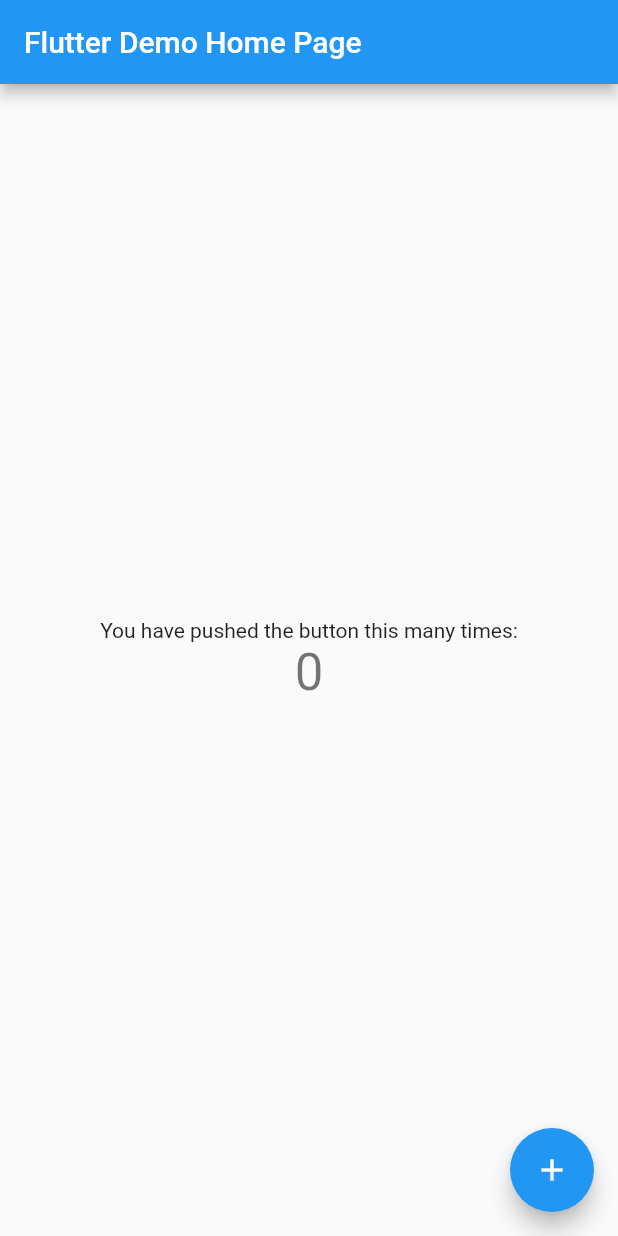
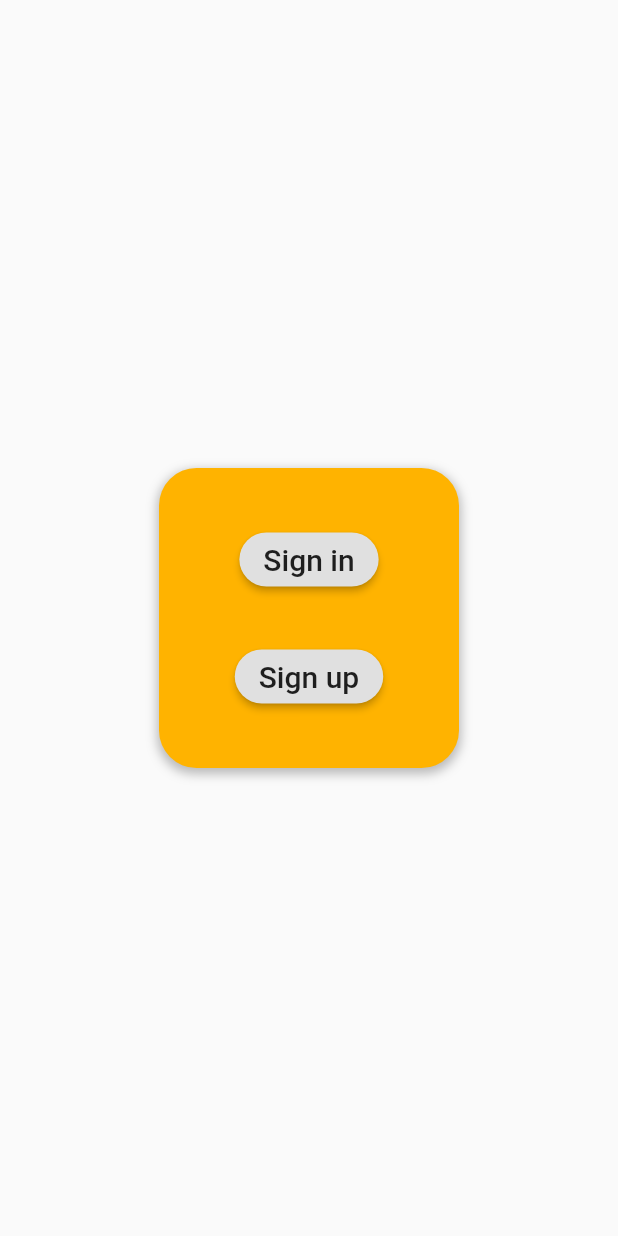
Before and after one commit to agoodstart/studyme, a Flutter app: the screen it shows after launch, on a phone screen of 412 x 824 dp. Run offline on Flutter 3.47's test engine with Material 2 defaults, Android fonts, the phone set to English and light mode, and no system bars.

```diff
--- /dev/null
+++ b/bronnen.txt
@@ -0,0 +1,7 @@
+https://github.com/cloudwebrtc
+https://pub.dev/packages/flutter_webrtc
+https://flutter.github.io/gallery/#/
+https://blog.criarsolutions.com/flutter-handling-video-calls-using-plugins-9dbd9a336bfe
+https://flutterawesome.com/
+https://flutterx.com/
+https://itsallwidgets.com/
--- a/lib/main.dart
+++ b/lib/main.dart
@@ -1,4 +1,6 @@
 import 'package:flutter/material.dart';
+// import 'package:flutter_webrtc/webrtc.dart';
+import './views/template.dart';
 
 void main() => runApp(MyApp());
 
@@ -7,105 +9,9 @@ class MyApp extends StatelessWidget {
   @override
   Widget build(BuildContext context) {
     return MaterialApp(
-      title: 'Flutter Demo',
-      theme: ThemeData(
-        // This is the theme of your application.
-        //
-        // Try running your application with "flutter run". You'll see the
-        // application has a blue toolbar. Then, without quitting the app, try
-        // changing the primarySwatch below to Colors.green and then invoke
-        // "hot reload" (press "r" in the console where you ran "flutter run",
-        // or simply save your changes to "hot reload" in a Flutter IDE).
-        // Notice that the counter didn't reset back to zero; the application
-        // is not restarted.
-        primarySwatch: Colors.blue,
-      ),
+      title: 'StudyMe',
+      theme: ThemeData(primaryColor: Colors.purple[900]),
       home: MyHomePage(title: 'Flutter Demo Home Page'),
     );
   }
 }
-
-class MyHomePage extends StatefulWidget {
-  MyHomePage({Key key, this.title}) : super(key: key);
-
-  // This widget is the home page of your application. It is stateful, meaning
-  // that it has a State object (defined below) that contains fields that affect
-  // how it looks.
-
-  // This class is the configuration for the state. It holds the values (in this
-  // case the title) provided by the parent (in this case the App widget) and
-  // used by the build method of the State. Fields in a Widget subclass are
-  // always marked "final".
-
-  final String title;
-
-  @override
-  _MyHomePageState createState() => _MyHomePageState();
-}
-
-class _MyHomePageState extends State<MyHomePage> {
-  int _counter = 0;
-
-  void _incrementCounter() {
-    setState(() {
-      // This call to setState tells the Flutter framework that something has
-      // changed in this State, which causes it to rerun the build method below
-      // so that the display can reflect the updated values. If we changed
-      // _counter without calling setState(), then the build method would not be
-      // called again, and so nothing would appear to happen.
-      _counter++;
-    });
-  }
-
-  @override
-  Widget build(BuildContext context) {
-    // This method is rerun every time setState is called, for instance as done
-    // by the _incrementCounter method above.
-    //
-    // The Flutter framework has been optimized to make rerunning build methods
-    // fast, so that you can just rebuild anything that needs updating rather
-    // than having to individually change instances of widgets.
-    return Scaffold(
-      appBar: AppBar(
-        // Here we take the value from the MyHomePage object that was created by
-        // the App.build method, and use it to set our appbar title.
-        title: Text(widget.title),
-      ),
-      body: Center(
-        // Center is a layout widget. It takes a single child and positions it
-        // in the middle of the parent.
-        child: Column(
-          // Column is also a layout widget. It takes a list of children and
-          // arranges them vertically. By default, it sizes itself to fit its
-          // children horizontally, and tries to be as tall as its parent.
-          //
-          // Invoke "debug painting" (press "p" in the console, choose the
-          // "Toggle Debug Paint" action from the Flutter Inspector in Android
-          // Studio, or the "Toggle Debug Paint" command in Visual Studio Code)
-          // to see the wireframe for each widget.
-          //
-          // Column has various properties to control how it sizes itself and
-          // how it positions its children. Here we use mainAxisAlignment to
-          // center the children vertically; the main axis here is the vertical
-          // axis because Columns are vertical (the cross axis would be
-          // horizontal).
-          mainAxisAlignment: MainAxisAlignment.center,
-          children: <Widget>[
-            Text(
-              'You have pushed the button this many times:',
-            ),
-            Text(
-              '$_counter',
-              style: Theme.of(context).textTheme.display1,
-            ),
-          ],
-        ),
-      ),
-      floatingActionButton: FloatingActionButton(
-        onPressed: _incrementCounter,
-        tooltip: 'Increment',
-        child: Icon(Icons.add),
-      ), // This trailing comma makes auto-formatting nicer for build methods.
-    );
-  }
-}
--- /dev/null
+++ b/lib/views/template.dart
@@ -0,0 +1,68 @@
+import 'package:flutter/material.dart';
+// import 'components/appbar.dart';
+// import 'package:flutter_webrtc/webrtc.dart';
+
+class MyHomePage extends StatefulWidget {
+  MyHomePage({Key key, this.title}) : super(key: key);
+
+  final String title;
+
+  @override
+  _MyHomePageState createState() => _MyHomePageState();
+}
+
+class _MyHomePageState extends State<MyHomePage> {
+  Widget _buildColumn() {
+    return Column(
+      mainAxisAlignment: MainAxisAlignment.center,
+      children: <Widget>[
+        RaisedButton(
+          onPressed: () {},
+          child: const Text(
+            'Sign in',
+            style: TextStyle(fontSize: 20)
+            ),
+          shape: RoundedRectangleBorder(borderRadius: BorderRadius.circular(50)),
+        ),
+        const SizedBox(height: 30),
+        RaisedButton(
+          onPressed: () {},
+          child: const Text(
+            'Sign up',
+            style: TextStyle(fontSize: 20)
+          ),
+          shape: RoundedRectangleBorder(borderRadius: BorderRadius.circular(50)),
+        ),
+      ],
+    );
+  }
+
+  @override
+  Widget build(BuildContext context) {
+    return Scaffold(
+      body: Center(
+        child: Container(
+          constraints: BoxConstraints.expand(
+            height: 200,
+            width: 200),
+          child: _buildColumn(),
+          decoration: BoxDecoration(
+            borderRadius: BorderRadius.circular(25),
+            color: Colors.amber[600],
+            boxShadow: [
+              BoxShadow(
+                color: Colors.black26,
+                blurRadius: 5.0,
+                spreadRadius: 1.0,
+                offset: Offset(
+                  0.0,
+                  2.5
+                )
+              )
+            ]
+          ),
+        )
+      ),// This trailing comma makes auto-formatting nicer for build methods.
+    );
+  }
+}
```
Also changed, not shown: lib/views/components/appbar.dart (added, +7 -0 lines), lib/controller/login_handler.dart (added), lib/controller/register_handler.dart (added), 3 other files.
